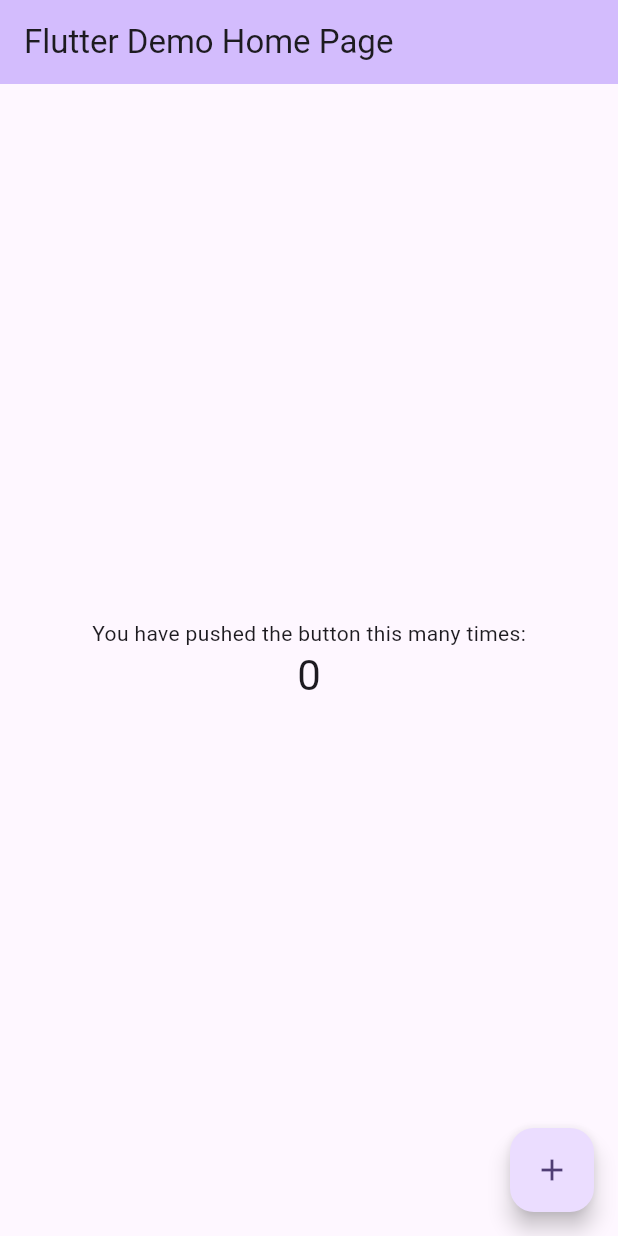
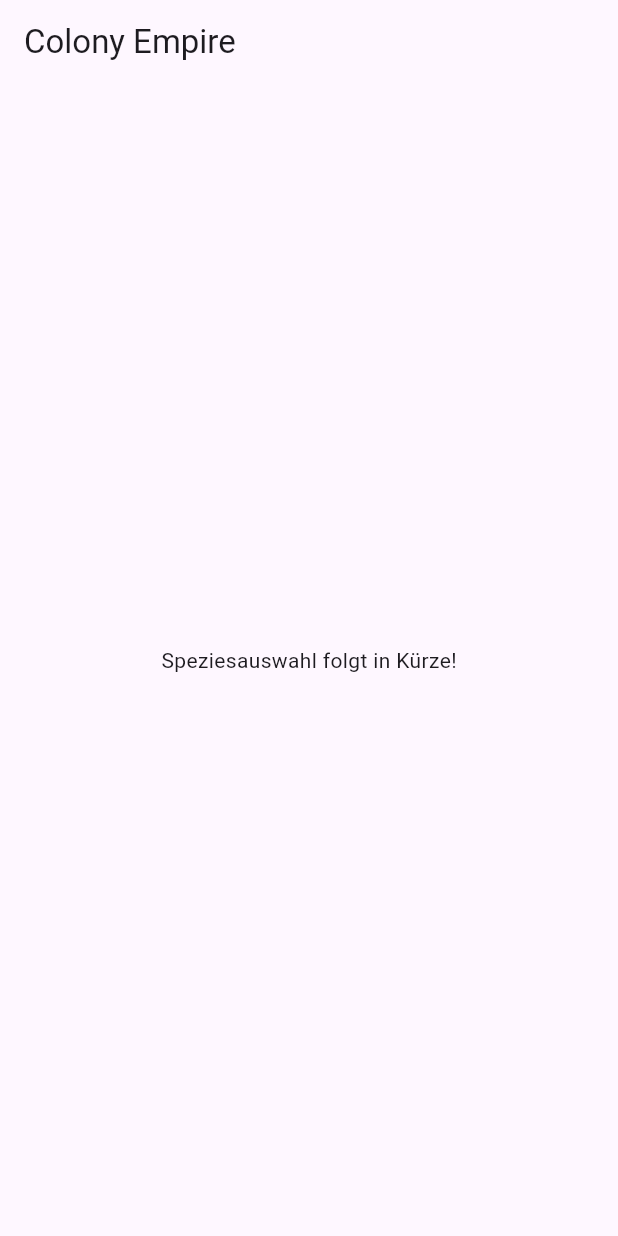
Before and after one commit to klu112/colony_empire, a Flutter app: the screen it shows after launch, on a phone screen of 412 x 824 dp. Run offline on Flutter 3.47's test engine with Material 3 defaults, Android fonts, the light colour scheme and no system bars; Roboto replaces fonts that are missing (GameFont).

Commit message:
Implement initial game structure with species selection screen and game provider

```diff
--- a/lib/main.dart
+++ b/lib/main.dart
@@ -1,4 +1,7 @@
 import 'package:flutter/material.dart';
+import 'package:provider/provider.dart';
+import 'screens/species_selection.dart';
+import 'providers/game_provider.dart';
 
 void main() {
   runApp(const MyApp());
@@ -7,116 +10,21 @@ void main() {
 class MyApp extends StatelessWidget {
   const MyApp({super.key});
 
-  // This widget is the root of your application.
   @override
   Widget build(BuildContext context) {
-    return MaterialApp(
-      title: 'Flutter Demo',
-      theme: ThemeData(
-        // This is the theme of your application.
-        //
-        // TRY THIS: Try running your application with "flutter run". You'll see
-        // the application has a purple toolbar. Then, without quitting the app,
-        // try changing the seedColor in the colorScheme below to Colors.green
-        // and then invoke "hot reload" (save your changes or press the "hot
-        // reload" button in a Flutter-supported IDE, or press "r" if you used
-        // the command line to start the app).
-        //
-        // Notice that the counter didn't reset back to zero; the application
-        // state is not lost during the reload. To reset the state, use hot
-        // restart instead.
-        //
-        // This works for code too, not just values: Most code changes can be
-        // tested with just a hot reload.
-        colorScheme: ColorScheme.fromSeed(seedColor: Colors.deepPurple),
+    return MultiProvider(
+      providers: [
+        ChangeNotifierProvider(create: (_) => GameProvider()),
+      ],
+      child: MaterialApp(
+        title: 'Colony Empire',
+        theme: ThemeData(
+          primarySwatch: Colors.brown,
+          useMaterial3: true,
+          fontFamily: 'GameFont',
+        ),
+        home: const SpeciesSelectionScreen(),
       ),
-      home: const MyHomePage(title: 'Flutter Demo Home Page'),
     );
   }
 }
-
-class MyHomePage extends StatefulWidget {
-  const MyHomePage({super.key, required this.title});
-
-  // This widget is the home page of your application. It is stateful, meaning
-  // that it has a State object (defined below) that contains fields that affect
-  // how it looks.
-
-  // This class is the configuration for the state. It holds the values (in this
-  // case the title) provided by the parent (in this case the App widget) and
-  // used by the build method of the State. Fields in a Widget subclass are
-  // always marked "final".
-
-  final String title;
-
-  @override
-  State<MyHomePage> createState() => _MyHomePageState();
-}
-
-class _MyHomePageState extends State<MyHomePage> {
-  int _counter = 0;
-
-  void _incrementCounter() {
-    setState(() {
-      // This call to setState tells the Flutter framework that something has
-      // changed in this State, which causes it to rerun the build method below
-      // so that the display can reflect the updated values. If we changed
-      // _counter without calling setState(), then the build method would not be
-      // called again, and so nothing would appear to happen.
-      _counter++;
-    });
-  }
-
-  @override
-  Widget build(BuildContext context) {
-    // This method is rerun every time setState is called, for instance as done
-    // by the _incrementCounter method above.
-    //
-    // The Flutter framework has been optimized to make rerunning build methods
-    // fast, so that you can just rebuild anything that needs updating rather
-    // than having to individually change instances of widgets.
-    return Scaffold(
-      appBar: AppBar(
-        // TRY THIS: Try changing the color here to a specific color (to
-        // Colors.amber, perhaps?) and trigger a hot reload to see the AppBar
-        // change color while the other colors stay the same.
-        backgroundColor: Theme.of(context).colorScheme.inversePrimary,
-        // Here we take the value from the MyHomePage object that was created by
-        // the App.build method, and use it to set our appbar title.
-        title: Text(widget.title),
-      ),
-      body: Center(
-        // Center is a layout widget. It takes a single child and positions it
-        // in the middle of the parent.
-        child: Column(
-          // Column is also a layout widget. It takes a list of children and
-          // arranges them vertically. By default, it sizes itself to fit its
-          // children horizontally, and tries to be as tall as its parent.
-          //
-          // Column has various properties to control how it sizes itself and
-          // how it positions its children. Here we use mainAxisAlignment to
-          // center the children vertically; the main axis here is the vertical
-          // axis because Columns are vertical (the cross axis would be
-          // horizontal).
-          //
-          // TRY THIS: Invoke "debug painting" (choose the "Toggle Debug Paint"
-          // action in the IDE, or press "p" in the console), to see the
-          // wireframe for each widget.
-          mainAxisAlignment: MainAxisAlignment.center,
-          children: <Widget>[
-            const Text('You have pushed the button this many times:'),
-            Text(
-              '$_counter',
-              style: Theme.of(context).textTheme.headlineMedium,
-            ),
-          ],
-        ),
-      ),
-      floatingActionButton: FloatingActionButton(
-        onPressed: _incrementCounter,
-        tooltip: 'Increment',
-        child: const Icon(Icons.add),
-      ), // This trailing comma makes auto-formatting nicer for build methods.
-    );
-  }
-}
--- /dev/null
+++ b/lib/providers/game_provider.dart
@@ -0,0 +1,24 @@
+import 'package:flutter/foundation.dart';
+
+class GameProvider with ChangeNotifier {
+  // Basisimplementierung - wird später erweitert
+  String _gameState = 'selection';
+  Map<String, dynamic> _resources = {};
+  String? _selectedSpecies;
+
+  // Getter
+  String get gameState => _gameState;
+  Map<String, dynamic> get resources => _resources;
+  String? get selectedSpecies => _selectedSpecies;
+
+  // Setter mit Benachrichtigung
+  void setGameState(String newState) {
+    _gameState = newState;
+    notifyListeners();
+  }
+
+  void setSelectedSpecies(String species) {
+    _selectedSpecies = species;
+    notifyListeners();
+  }
+}
--- /dev/null
+++ b/lib/screens/species_selection.dart
@@ -0,0 +1,17 @@
+import 'package:flutter/material.dart';
+
+class SpeciesSelectionScreen extends StatelessWidget {
+  const SpeciesSelectionScreen({super.key});
+
+  @override
+  Widget build(BuildContext context) {
+    return Scaffold(
+      appBar: AppBar(
+        title: const Text('Colony Empire'),
+      ),
+      body: const Center(
+        child: Text('Speziesauswahl folgt in Kürze!'),
+      ),
+    );
+  }
+}
```
